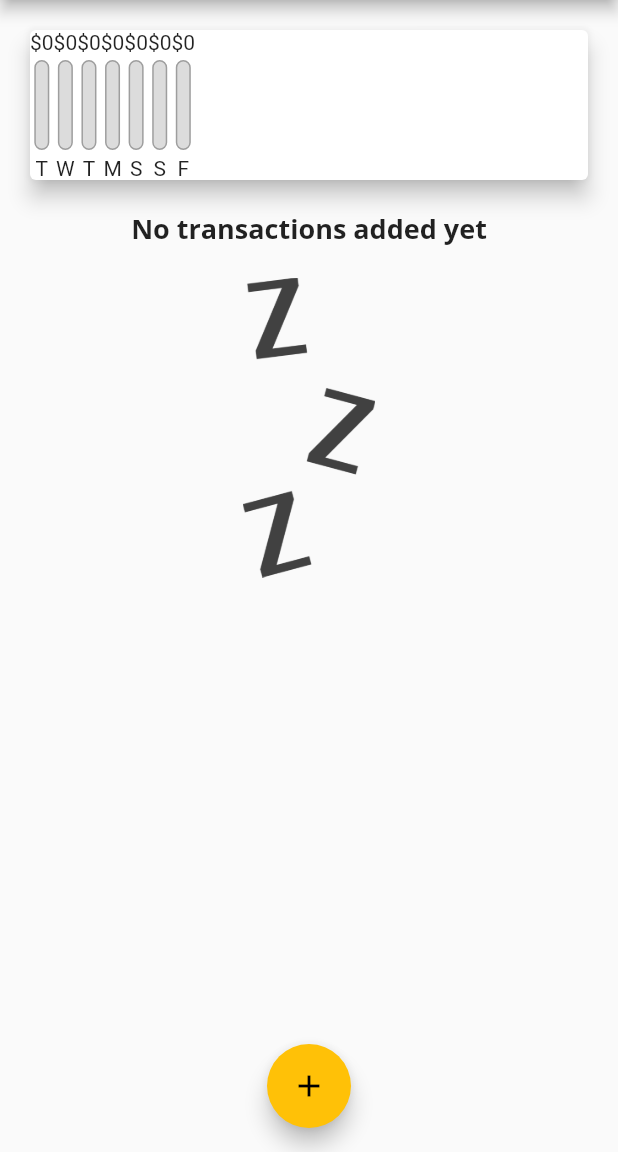
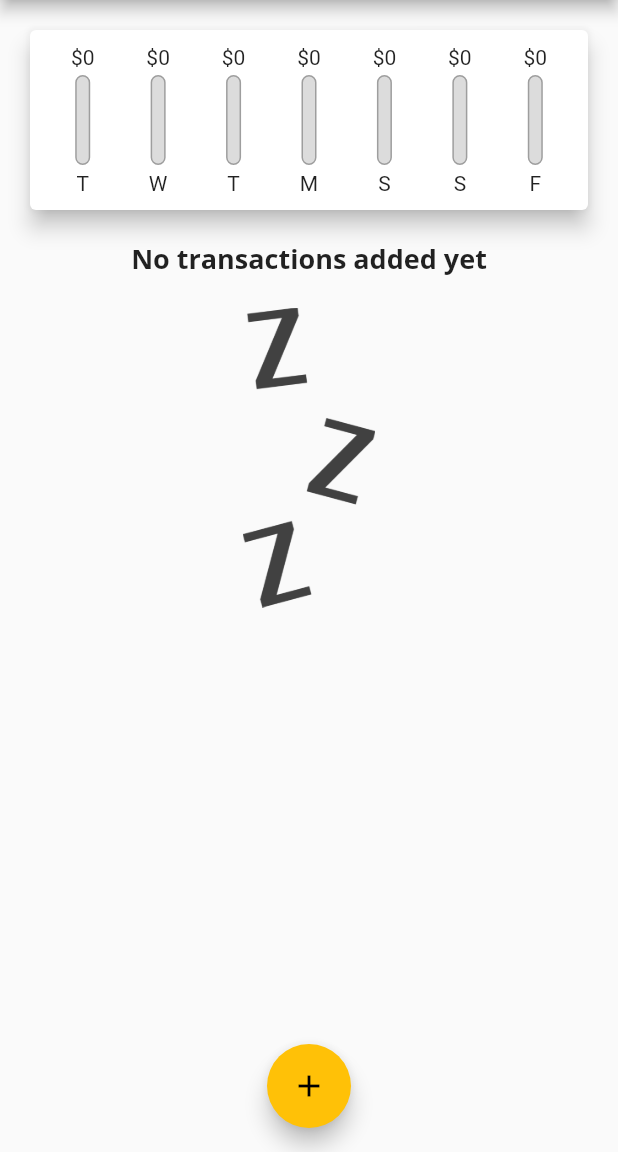
Before and after one commit to rsi2m/first-flutter-app, a Flutter app: the screen it shows after launch, on a phone screen of 412 x 824 dp, the part 84-1236 px from its top. Run offline on Flutter 3.47's test engine with Material 2 defaults, Android fonts, the phone set to English and light mode, and no system bars; missing offline and left inert: dart:ffi.

```diff
--- a/lib/widgets/chart.dart
+++ b/lib/widgets/chart.dart
@@ -37,14 +37,21 @@ class Chart extends StatelessWidget {
     return Card(
       elevation: 6,
       margin: EdgeInsets.all(20),
+      child: Padding(
+        padding: EdgeInsets.all(10),
         child: Row(
+          mainAxisAlignment: MainAxisAlignment.spaceAround,
           children: groupedTransactionValues.map((tx) {
-          return ChartBar(
+            return Flexible(
+              fit: FlexFit.tight,
+              child: ChartBar(
                 tx.day,
                 tx.amount,
                 totalSpending == 0.0 ? 0.0 : tx.amount / totalSpending,
+              ),
             );
           }).toList(),
+        ),
       ),
     );
   }
--- a/lib/widgets/chart_bar.dart
+++ b/lib/widgets/chart_bar.dart
@@ -11,7 +11,9 @@ class ChartBar extends StatelessWidget {
   Widget build(BuildContext context) {
     return Column(
       children: [
-        Text('\$${spending.toStringAsFixed(0)}'),
+        FittedBox(
+          child: Text('\$${spending.toStringAsFixed(0)}'),
+        ),
         SizedBox(height: 4),
         Container(
           height: 60,
@@ -28,9 +30,8 @@ class ChartBar extends StatelessWidget {
                 heightFactor: spendingPercentage,
                 child: Container(
                   decoration: BoxDecoration(
-                    color: Theme.of(context).primaryColor,
-                    borderRadius: BorderRadius.circular(10)
-                  ),
+                      color: Theme.of(context).primaryColor,
+                      borderRadius: BorderRadius.circular(10)),
                 ),
               )
             ],
```
Also changed, not shown: 1 other file. Lines whose indentation alone changed are shown as unchanged.
